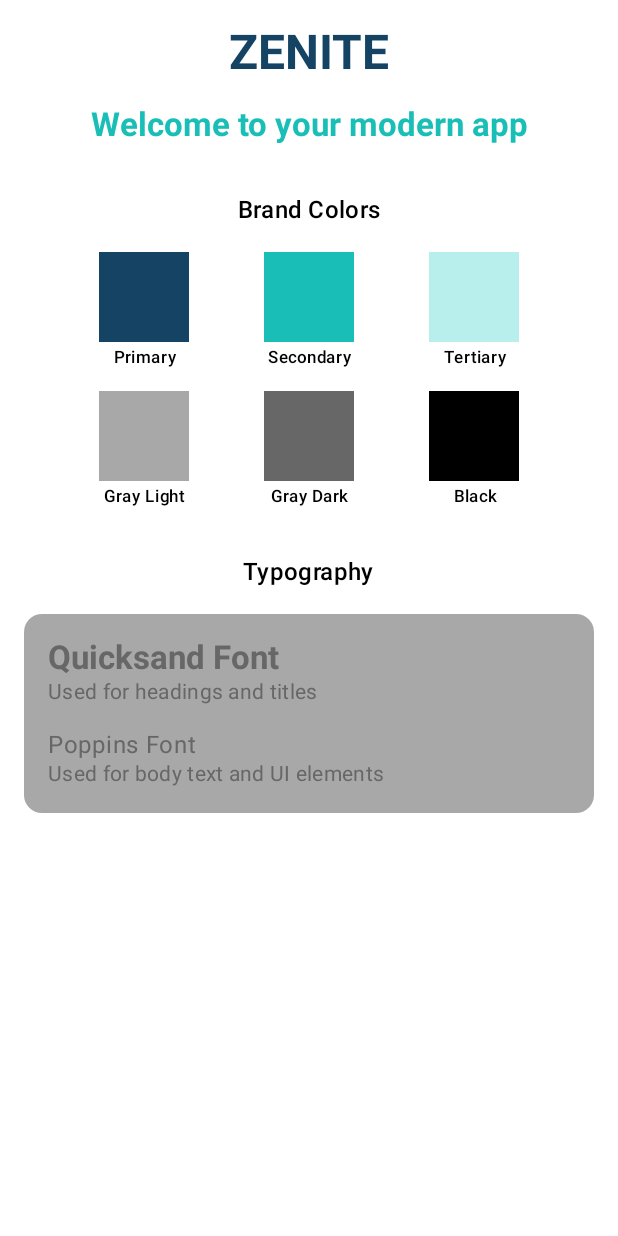
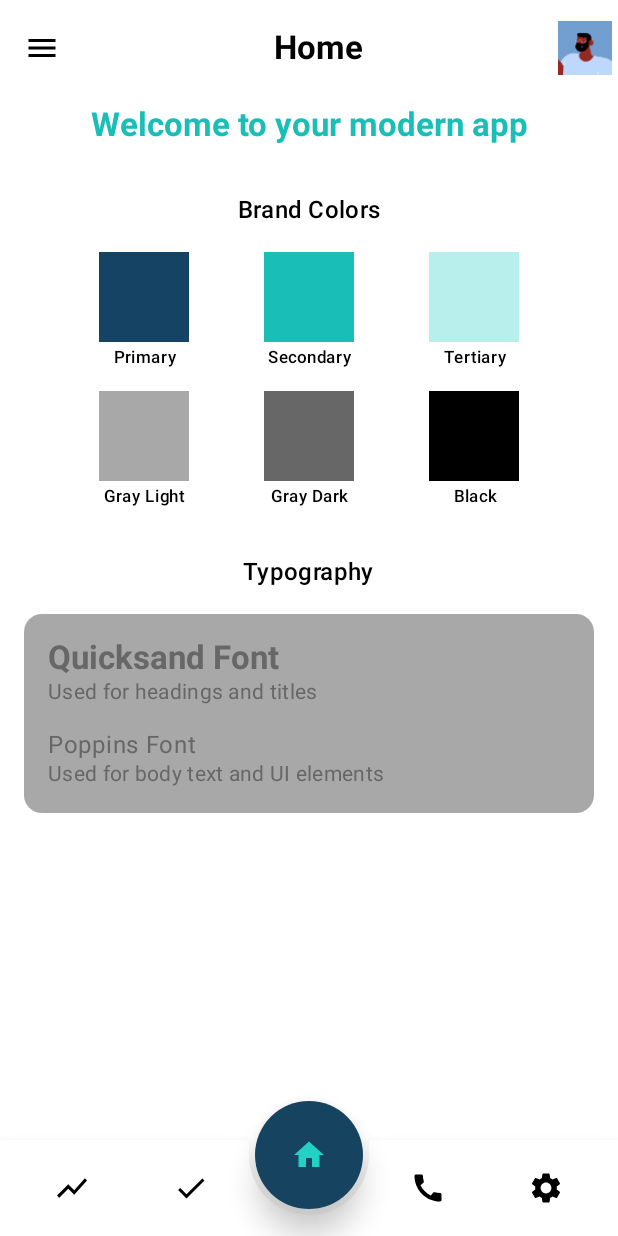
Before and after one commit to mtluiz/Zenite, an Android app built with Jetpack Compose: the composable ZeniteHomeScreen shown on its own in the app's theme, on a phone screen of 412 x 824 dp. Run offline under Robolectric (Android 15) with nearby library versions, the phone set to English and light mode, and no system bars; 1 statement that could not run was skipped.

Commit message:
Refactor navigation and add BottomBar
This commit refactors the navigation structure and introduces a new BottomBar component.

**Navigation:**
- The `ZeniteScaffold.kt` file has been removed. Its functionality is now integrated into `ZeniteScreenLayout.kt`.
- `ZeniteScreenLayout.kt` now manages the `ModalNavigationDrawer` and `Scaffold`.
- The `ZeniteNavGraph.kt` now routes "home" to `ZeniteHomeScreen`.
- `DrawerMenuItem.kt` now has a `fixedBottom` property to position items at the bottom of the drawer.
- `DrawerMenuItems.kt` is a new file that provides the list of drawer items.
- `ZeniteDrawer.kt` has been updated to use `ModalDrawerSheet` and display items based on `fixedBottom`.
- The home screen content previously in `ZeniteHomeScreen.kt` (color and typography showcase) is now part of the demo screen.
- A new `HomeScreen.kt` has been created for the actual home screen content.

**BottomBar:**
- A new `ZeniteBottomBar.kt` component has been created.
- It displays icons for "evolution", "checkin", "home", "support", and "settings".
- The "home" icon is a centered `FloatingActionButton`.
- `BottomBarCutoutShape.kt` is a new custom shape for the `BottomAppBar` to create a cutout for the FAB.
- The `ZeniteBottomBar` is integrated into `ZeniteScreenLayout.kt`.

**Other Changes:**
- A default avatar image (`default.png`) has been added to `app/src/main/assets/avatars/`.
- `ZeniteScreenLayout.kt` now uses `getRandomAvatar` to display a random avatar in the `ZeniteTopBar`.
- Added a "Voltar" (Back) string resource.
- Preview in `MainActivity.kt` now points to `ZeniteHomePage`.

```diff
--- a/app/src/main/java/com/example/zenite/navigation/ZeniteNavGraph.kt
+++ b/app/src/main/java/com/example/zenite/navigation/ZeniteNavGraph.kt
@@ -10,6 +10,7 @@ import com.example.zenite.ui.screens.auth.AuthViewModel
 import com.example.zenite.ui.screens.auth.LoginScreen
 import com.example.zenite.ui.screens.avatars.AvatarViewModel
 import com.example.zenite.ui.screens.avatars.ChooseAvatarScreen
+import com.example.zenite.ui.screens.demo.ZeniteHomeScreen
 import com.example.zenite.ui.screens.generate_access.GenerateAccessScreen
 
 @Composable
@@ -55,7 +56,7 @@ fun ZeniteNavGraph(
         }
 
         composable("home") {
-
+            ZeniteHomeScreen()
         }
     }
 }
--- /dev/null
+++ b/app/src/main/java/com/example/zenite/ui/components/BottomBarCutoutShape.kt
@@ -0,0 +1,52 @@
+package com.example.zenite.ui.components
+
+import androidx.compose.ui.geometry.CornerRadius
+import androidx.compose.ui.geometry.Rect
+import androidx.compose.ui.geometry.RoundRect
+import androidx.compose.ui.geometry.Size
+import androidx.compose.ui.graphics.Outline
+import androidx.compose.ui.graphics.Path
+import androidx.compose.ui.graphics.PathOperation
+import androidx.compose.ui.graphics.Shape
+import androidx.compose.ui.unit.Density
+import androidx.compose.ui.unit.LayoutDirection
+
+class BottomBarCutoutShape(
+    private val cutoutRadius: Float,
+    private val cutoutWidth: Float
+) : Shape {
+    override fun createOutline(
+        size: Size,
+        layoutDirection: LayoutDirection,
+        density: Density
+    ): Outline {
+        val width = size.width
+        val height = size.height
+        val centerX = width / 2
+
+        val outerPath = Path().apply {
+            addRect(Rect(0f, 0f, width, height))
+        }
+
+        // Ajuste: largura maior para encaixar certinho com o botão flutuante
+        val cutoutPath = Path().apply {
+            addRoundRect(
+                RoundRect(
+                    left = centerX - cutoutWidth / 2f,
+                    top = -cutoutRadius,
+                    right = centerX + cutoutWidth / 2f,
+                    bottom = cutoutRadius,
+                    cornerRadius = CornerRadius(cutoutRadius, cutoutRadius)
+                )
+            )
+        }
+
+        val finalPath = Path.combine(
+            PathOperation.Difference,
+            outerPath,
+            cutoutPath
+        )
+
+        return Outline.Generic(finalPath)
+    }
+}
--- /dev/null
+++ b/app/src/main/java/com/example/zenite/ui/components/ZeniteBottomBar.kt
@@ -0,0 +1,117 @@
+package com.example.zenite.ui.components
+
+import androidx.compose.animation.animateColorAsState
+import androidx.compose.foundation.layout.Arrangement
+import androidx.compose.foundation.layout.Box
+import androidx.compose.foundation.layout.Row
+import androidx.compose.foundation.layout.Spacer
+import androidx.compose.foundation.layout.fillMaxSize
+import androidx.compose.foundation.layout.fillMaxWidth
+import androidx.compose.foundation.layout.height
+import androidx.compose.foundation.layout.padding
+import androidx.compose.foundation.layout.size
+import androidx.compose.foundation.layout.width
+import androidx.compose.foundation.shape.CircleShape
+import androidx.compose.material.icons.Icons
+import androidx.compose.material.icons.filled.Call
+import androidx.compose.material.icons.filled.Check
+import androidx.compose.material.icons.filled.Home
+import androidx.compose.material.icons.filled.Settings
+import androidx.compose.material.icons.filled.ShowChart
+import androidx.compose.material3.FloatingActionButton
+import androidx.compose.material3.FloatingActionButtonDefaults
+import androidx.compose.material3.Icon
+import androidx.compose.material3.IconButton
+import androidx.compose.material3.Surface
+import androidx.compose.runtime.Composable
+import androidx.compose.runtime.getValue
+import androidx.compose.ui.Alignment
+import androidx.compose.ui.Modifier
+import androidx.compose.ui.graphics.Color
+import androidx.compose.ui.graphics.vector.ImageVector
+import androidx.compose.ui.platform.LocalDensity
+import androidx.compose.ui.unit.dp
+
+@Composable
+fun ZeniteBottomBar(
+    currentRoute: String,
+    onItemClick: (String) -> Unit
+) {
+    val items = listOf(
+        ZeniteNavItem("evolution", Icons.Default.ShowChart),
+        ZeniteNavItem("checkin", Icons.Default.Check),
+        ZeniteNavItem("home", Icons.Default.Home),
+        ZeniteNavItem("support", Icons.Default.Call),
+        ZeniteNavItem("settings", Icons.Default.Settings)
+    )
+
+    val density = LocalDensity.current
+    val cutoutRadiusPx = with(density) { 50.dp.toPx() }
+    val cutoutWidthPx = with(density) { 80.dp.toPx() }
+
+    Box(
+        modifier = Modifier
+            .fillMaxWidth()
+            .height(90.dp)
+    ) {
+        Surface(
+            color = Color.White,
+            shadowElevation = 10.dp,
+            shape = BottomBarCutoutShape(cutoutRadiusPx, cutoutWidthPx),
+            modifier = Modifier
+                .align(Alignment.BottomCenter)
+                .fillMaxWidth()
+                .height(64.dp)
+        ) {
+            Row(
+                modifier = Modifier
+                    .fillMaxSize()
+                    .padding(horizontal = 24.dp),
+                verticalAlignment = Alignment.CenterVertically,
+                horizontalArrangement = Arrangement.SpaceBetween
+            ) {
+                items.take(2).forEach {
+                    ZeniteBottomBarIcon(it, currentRoute, onItemClick)
+                }
+
+                Spacer(modifier = Modifier.width(48.dp))
+
+                items.takeLast(2).forEach {
+                    ZeniteBottomBarIcon(it, currentRoute, onItemClick)
+                }
+            }
+        }
+
+        FloatingActionButton(
+            onClick = { onItemClick("home") },
+            containerColor = Color(0xFF154360),
+            contentColor = Color(0xFF22D1C4),
+            elevation = FloatingActionButtonDefaults.elevation(12.dp),
+            shape = CircleShape,
+            modifier = Modifier
+                .align(Alignment.TopCenter)
+                .size(72.dp)
+        ) {
+            Icon(Icons.Default.Home, contentDescription = "Home")
+        }
+    }
+}
+
+@Composable
+private fun ZeniteBottomBarIcon(
+    item: ZeniteNavItem,
+    currentRoute: String,
+    onClick: (String) -> Unit
+) {
+    val isSelected = currentRoute == item.route
+    val tint by animateColorAsState(
+        if (isSelected) Color(0xFF22D1C4) else Color.Black,
+        label = "tint"
+    )
+
+    IconButton(onClick = { onClick(item.route) }) {
+        Icon(item.icon, contentDescription = item.route, tint = tint)
+    }
+}
+
+data class ZeniteNavItem(val route: String, val icon: ImageVector)
--- /dev/null
+++ b/app/src/main/java/com/example/zenite/ui/components/drawer/DrawerMenuItems.kt
@@ -0,0 +1,23 @@
+package com.example.zenite.ui.components.drawer
+
+import com.example.zenite.ui.components.drawer.DrawerMenuItem.Account
+import com.example.zenite.ui.components.drawer.DrawerMenuItem.CheckIn
+import com.example.zenite.ui.components.drawer.DrawerMenuItem.Diary
+import com.example.zenite.ui.components.drawer.DrawerMenuItem.Evolution
+import com.example.zenite.ui.components.drawer.DrawerMenuItem.Home
+import com.example.zenite.ui.components.drawer.DrawerMenuItem.Logout
+import com.example.zenite.ui.components.drawer.DrawerMenuItem.Mood
+import com.example.zenite.ui.components.drawer.DrawerMenuItem.Settings
+import com.example.zenite.ui.components.drawer.DrawerMenuItem.Support
+
+fun getDrawerMenuItems(): List<DrawerMenuItem> = listOf(
+    Home,
+    CheckIn,
+    Evolution,
+    Support,
+    Mood,
+    Diary,
+    Account,
+    Settings,
+    Logout
+)
--- a/app/src/main/java/com/example/zenite/ui/components/drawer/ZeniteDrawer.kt
+++ b/app/src/main/java/com/example/zenite/ui/components/drawer/ZeniteDrawer.kt
@@ -1,61 +1,92 @@
 package com.example.zenite.ui.components.drawer
 
+import androidx.compose.foundation.clickable
 import androidx.compose.foundation.layout.Column
 import androidx.compose.foundation.layout.Row
 import androidx.compose.foundation.layout.Spacer
-import androidx.compose.foundation.layout.fillMaxSize
+import androidx.compose.foundation.layout.fillMaxHeight
 import androidx.compose.foundation.layout.fillMaxWidth
+import androidx.compose.foundation.layout.height
 import androidx.compose.foundation.layout.padding
 import androidx.compose.foundation.layout.width
 import androidx.compose.material.icons.Icons
 import androidx.compose.material.icons.filled.ArrowBack
-import androidx.compose.material3.Divider
 import androidx.compose.material3.Icon
 import androidx.compose.material3.IconButton
 import androidx.compose.material3.MaterialTheme
-import androidx.compose.material3.NavigationDrawerItem
-import androidx.compose.material3.NavigationDrawerItemDefaults
+import androidx.compose.material3.ModalDrawerSheet
 import androidx.compose.material3.Text
 import androidx.compose.runtime.Composable
 import androidx.compose.ui.Alignment
 import androidx.compose.ui.Modifier
+import androidx.compose.ui.graphics.Color
+import androidx.compose.ui.res.stringResource
 import androidx.compose.ui.unit.dp
+import com.example.zenite.R
 
 @Composable
 fun ZeniteDrawer(
-    items: List<DrawerItem>,
-    onItemClick: (DrawerItem) -> Unit,
+    items: List<DrawerMenuItem>,
+    onItemClick: (DrawerMenuItem) -> Unit,
     onClose: () -> Unit
 ) {
-    Column(modifier = Modifier.fillMaxSize()) {
-        Row(
+    ModalDrawerSheet(
+        drawerContainerColor = Color.White,
+        modifier = Modifier.width(300.dp)
+    ) {
+        Column(
             modifier = Modifier
-                .fillMaxWidth()
-                .padding(16.dp),
-            verticalAlignment = Alignment.CenterVertically
+                .fillMaxHeight()
+                .padding(start = 16.dp, end = 16.dp, top = 24.dp)
         ) {
-            IconButton(onClick = onClose) {
-                Icon(
-                    imageVector = Icons.Default.ArrowBack,
-                    contentDescription = "Fechar menu"
+            Row(verticalAlignment = Alignment.CenterVertically) {
+                IconButton(onClick = onClose) {
+                    Icon(
+                        imageVector = Icons.Default.ArrowBack,
+                        contentDescription = stringResource(R.string.btn_back)
+                    )
+                }
+                Spacer(modifier = Modifier.width(8.dp))
+                Text(
+                    text = stringResource(R.string.btn_back),
+                    style = MaterialTheme.typography.titleMedium
                 )
             }
-            Spacer(Modifier.width(8.dp))
-            Text(text = "Voltar", style = MaterialTheme.typography.titleMedium)
-        }
 
-        Divider()
+            Spacer(modifier = Modifier.height(24.dp))
 
-        items.forEach { item ->
-            NavigationDrawerItem(
-                label = { Text(text = item.label) },
-                selected = false,
-                onClick = { onItemClick(item) },
-                icon = {
-                    Icon(imageVector = item.icon, contentDescription = item.label)
-                },
-                modifier = Modifier.padding(NavigationDrawerItemDefaults.ItemPadding)
-            )
+            items.filterNot { it.fixedBottom }.forEach { item ->
+                DrawerItem(item, onItemClick)
+            }
+
+            Spacer(modifier = Modifier.weight(1f))
+
+            items.filter { it.fixedBottom }.forEach { item ->
+                DrawerItem(item, onItemClick)
+            }
         }
     }
 }
+
+@Composable
+fun DrawerItem(item: DrawerMenuItem, onClick: (DrawerMenuItem) -> Unit) {
+    Row(
+        verticalAlignment = Alignment.CenterVertically,
+        modifier = Modifier
+            .fillMaxWidth()
+            .clickable { onClick(item) }
+            .padding(vertical = 12.dp, horizontal = 8.dp)
+    ) {
+        Icon(
+            imageVector = item.icon,
+            contentDescription = stringResource(item.titleRes),
+            tint = Color.Black
+        )
+        Spacer(modifier = Modifier.width(16.dp))
+        Text(
+            text = stringResource(id = item.titleRes),
+            style = MaterialTheme.typography.bodyLarge,
+            color = Color.Black
+        )
+    }
+}
--- a/app/src/main/java/com/example/zenite/ui/layout/ZeniteScreenLayout.kt
+++ b/app/src/main/java/com/example/zenite/ui/layout/ZeniteScreenLayout.kt
@@ -6,27 +6,37 @@ import androidx.compose.material3.ModalNavigationDrawer
 import androidx.compose.material3.Scaffold
 import androidx.compose.material3.rememberDrawerState
 import androidx.compose.runtime.Composable
+import androidx.compose.runtime.getValue
+import androidx.compose.runtime.mutableStateOf
 import androidx.compose.runtime.remember
 import androidx.compose.runtime.rememberCoroutineScope
-import androidx.navigation.NavController
+import androidx.compose.runtime.setValue
+import androidx.compose.ui.platform.LocalContext
+import androidx.navigation.NavHostController
 import androidx.navigation.compose.rememberNavController
+import com.example.zenite.ui.components.ZeniteBottomBar
 import com.example.zenite.ui.components.ZeniteTopBar
-import com.example.zenite.ui.components.drawer.DrawerItem
 import com.example.zenite.ui.components.drawer.ZeniteDrawer
+import com.example.zenite.ui.components.drawer.getDrawerMenuItems
+import com.example.zenite.util.getRandomAvatar
 import kotlinx.coroutines.launch
 
 @Composable
 fun ZeniteScreen(
     title: String,
-    avatarUrl: String,
-    navController: NavController = rememberNavController(),
-    onAvatarClick: () -> Unit = {},
+    navController: NavHostController = rememberNavController(),
     content: @Composable (PaddingValues) -> Unit
 ) {
     val drawerState = rememberDrawerState(DrawerValue.Closed)
     val scope = rememberCoroutineScope()
+    val drawerItems = remember { getDrawerMenuItems() }
 
-    val drawerItems = remember { getDrawerItems() }
+    val context = LocalContext.current
+    val avatarUrl by remember {
+        mutableStateOf(getRandomAvatar(context) ?: "file:///android_asset/avatars/default.png")
+    }
+
+    var currentRoute by remember { mutableStateOf("home") }
 
     ModalNavigationDrawer(
         drawerState = drawerState,
@@ -36,6 +46,7 @@ fun ZeniteScreen(
                 onItemClick = {
                     scope.launch { drawerState.close() }
                     navController.navigate(it.route)
+                    currentRoute = it.route
                 },
                 onClose = { scope.launch { drawerState.close() } }
             )
@@ -47,7 +58,16 @@ fun ZeniteScreen(
                     title = title,
                     avatarUrl = avatarUrl,
                     onMenuClick = { scope.launch { drawerState.open() } },
-                    onAvatarClick = onAvatarClick
+                    onAvatarClick = { /* TODO adicionar ação de clique no avatar */ }
+                )
+            },
+            bottomBar = {
+                ZeniteBottomBar(
+                    currentRoute = currentRoute,
+                    onItemClick = {
+                        navController.navigate(it)
+                        currentRoute = it
+                    }
                 )
             },
             content = content
--- a/app/src/main/java/com/example/zenite/ui/screens/demo/ZeniteHomeScreen.kt
+++ b/app/src/main/java/com/example/zenite/ui/screens/demo/ZeniteHomeScreen.kt
@@ -21,6 +21,7 @@ import androidx.compose.ui.Modifier
 import androidx.compose.ui.graphics.Color
 import androidx.compose.ui.text.style.TextAlign
 import androidx.compose.ui.unit.dp
+import com.example.zenite.ui.layout.ZeniteScreen
 import com.example.zenite.ui.theme.Black
 import com.example.zenite.ui.theme.GrayDark
 import com.example.zenite.ui.theme.GrayLight
@@ -30,6 +31,7 @@ import com.example.zenite.ui.theme.Tertiary
 
 @Composable
 fun ZeniteHomeScreen() {
+    ZeniteScreen(title = "Home") { padding ->
         Column(
             modifier = Modifier
                 .fillMaxSize()
@@ -128,6 +130,7 @@ fun ZeniteHomeScreen() {
             }
         }
     }
+}
 
 @Composable
 fun ColorSwatch(color: Color, name: String) {
--- a/app/src/main/res/values/strings.xml
+++ b/app/src/main/res/values/strings.xml
@@ -48,4 +48,7 @@
 
     <!-- Accessibility -->
     <string name="edit_avatar">Editar avatar</string>
+
+    <!-- Misc -->
+    <string name="btn_back">Voltar</string>
 </resources>
```
Also changed, not shown: app/src/main/java/com/example/zenite/MainActivity.kt (+1 -8 lines), app/src/main/java/com/example/zenite/navigation/ZeniteScaffold.kt (deleted, +0 -70 lines), app/src/main/java/com/example/zenite/ui/components/drawer/DrawerMenuItem.kt (+4 -15 lines), app/src/main/java/com/example/zenite/ui/screens/home/HomeScreen.kt (added, +17 -0 lines), app/src/main/assets/avatars/default.png (added). Lines whose indentation alone changed are shown as unchanged.
